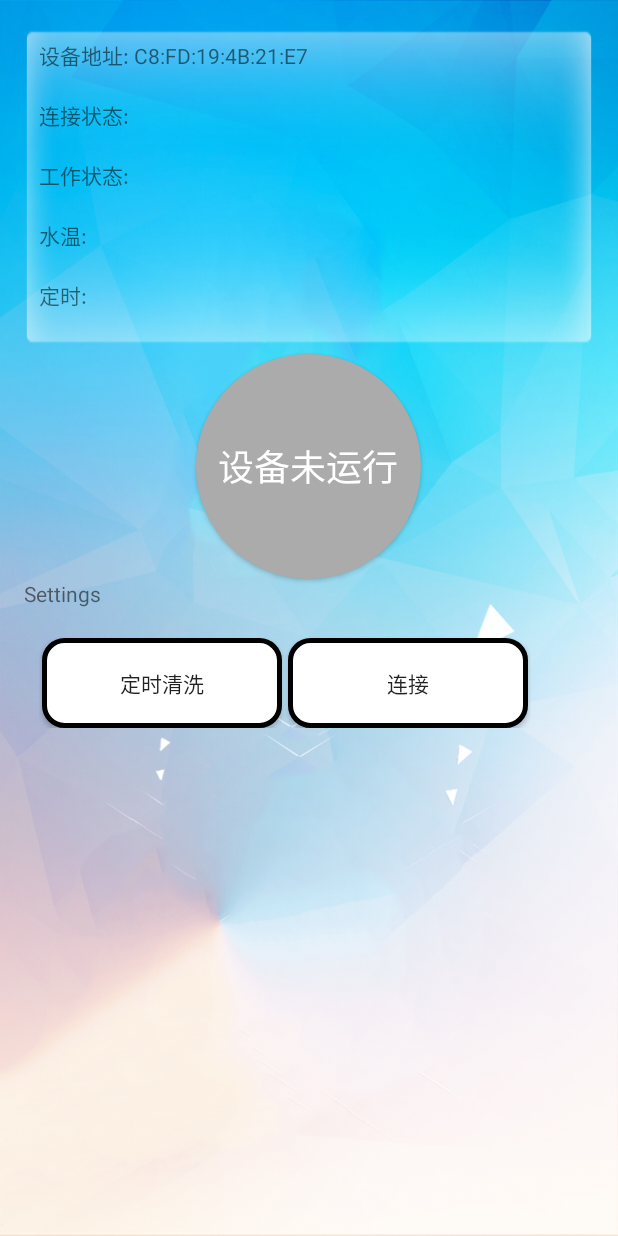
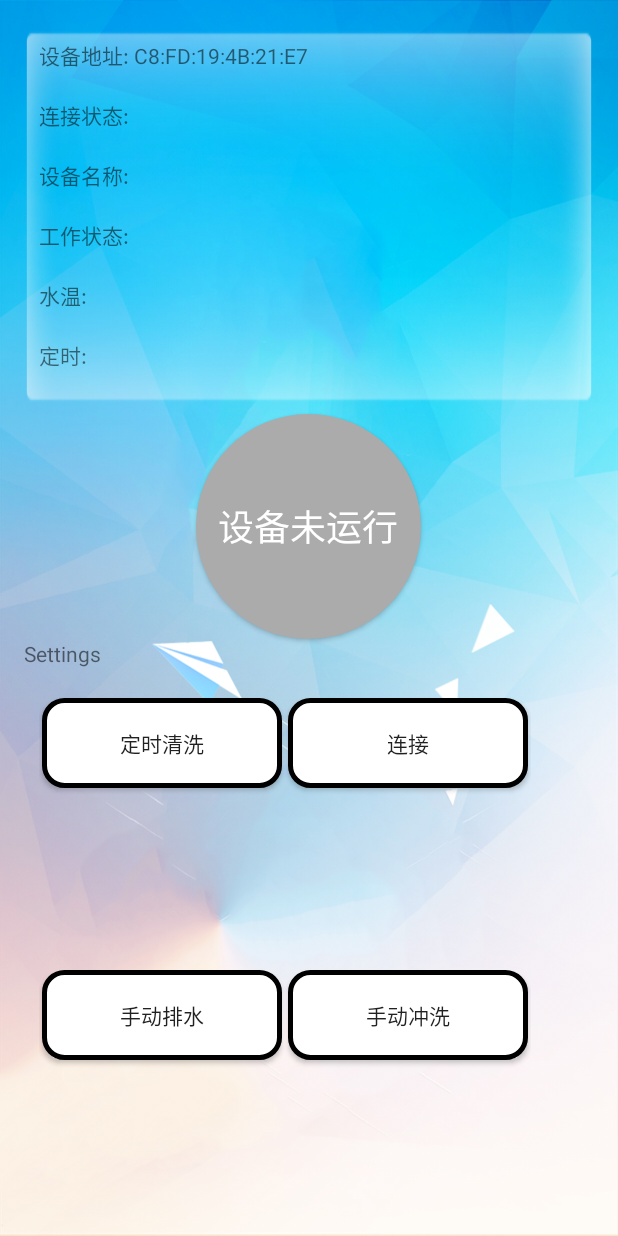
Before and after one commit to FLHonker/CleanerAPP, an Android app: the screen it shows after launch (DeviceControlActivity), on a phone screen of 412 x 824 dp. Run offline under Robolectric (Android 15) with nearby library versions, the phone set to English and light mode, and no system bars; 3 statements that could not run were skipped.

Commit message:
蓝牙通信OK，定制好了protocol

```diff
--- a/app/src/main/java/com/liuyan/cleaner/BluetoothLeService.java
+++ b/app/src/main/java/com/liuyan/cleaner/BluetoothLeService.java
@@ -106,7 +106,6 @@ public class BluetoothLeService extends Service {
         sendBroadcast(intent);
     }
 
-
     public class LocalBinder extends Binder {
         BluetoothLeService getService() {
             return BluetoothLeService.this;
@@ -209,8 +208,7 @@ public class BluetoothLeService extends Service {
         mBluetoothGatt.writeCharacteristic(characteristic);
     }
 
-    public void setCharacteristicNotification(BluetoothGattCharacteristic characteristic,
-                                              boolean enabled) {
+    public void setCharacteristicNotification(BluetoothGattCharacteristic characteristic, boolean enabled) {
         if (mBluetoothAdapter == null || mBluetoothGatt == null) {
             Log.w(TAG, "BluetoothAdapter not initialized");
             return;
--- a/app/src/main/java/com/liuyan/cleaner/DeviceControlActivity.java
+++ b/app/src/main/java/com/liuyan/cleaner/DeviceControlActivity.java
@@ -26,9 +26,9 @@ import java.util.UUID;
 public class DeviceControlActivity extends Activity implements View.OnClickListener {
     public static final String EXTRAS_DEVICE_NAME = "DEVICE_NAME";
     public static final String EXTRAS_DEVICE_ADDRESS = "DEVICE_ADDRESS";
-    private Button start_button;
-    private Button planClean,connect;     //设置按钮
-    private  boolean start_flag=false;
+    private static final String UUID_CHAR = "0000ffe1-0000-1000-8000-00805f9b34fb";
+    private Button start_btn;
+    private Button planClean_btn, connect_btn, releaseWater_btn, washWater_btn;     //定时按钮，连接按钮，排水按钮，冲刷按钮
     private  final String mDeviceAddress="C8:FD:19:4B:21:E7";
     private TextView device_addr;
     private TextView connect_state;
@@ -39,14 +39,7 @@ public class DeviceControlActivity extends Activity implements View.OnClickListe
     private BluetoothLeService mBluetoothLeService;
     private  BluetoothGattCharacteristic temp=null;  //用来获取BLE设备的串口服务
     public byte[] bytes=new byte[20];
-    private static  final String REGEX="e";
-//    private static  Pattern pattern;
-//    private static  Matcher matcher;
-//    private static  String  REPLACE=".";
-    private  final int scale=2;
-    private  final int roundingMode=4;
-    private boolean working_state=false;
-    private int DevStatus = 2;    //设备状态，0-停止，1-运行，2-未连接，3-已排水
+    private int DevStatus = 2;    //设备状态，0-停止，1-运行，2-未连接，3-超声清洗，4-中间排水，5-冲刷，6-排水，7-已排水
     // Code to manage Service lifecycle.
     //获取服务
     private final ServiceConnection mServiceConnection = new ServiceConnection() {
@@ -74,8 +67,8 @@ public class DeviceControlActivity extends Activity implements View.OnClickListe
             if (BluetoothLeService.ACTION_GATT_CONNECTED.equals(action)) {
                 Log.e("测试点1","连接成功");
                 connect_state.setText("连接状态: 连接成功");
-                start_button.setBackgroundResource(R.drawable.start_button_pressed);
-                start_button.setText("Start");
+                start_btn.setBackgroundResource(R.drawable.start_button_pressed);
+                start_btn.setText("Start");
                 DevStatus = 0;
                 final MediaPlayer connect_audio=MediaPlayer.create(DeviceControlActivity.this,R.raw.connected);
                 connect_audio.setOnPreparedListener(new MediaPlayer.OnPreparedListener() {
@@ -99,9 +92,9 @@ public class DeviceControlActivity extends Activity implements View.OnClickListe
                 });
             } else if (BluetoothLeService.ACTION_GATT_DISCONNECTED.equals(action)) {
                 connect_state.setText("连接状态："+" 断开连接,请点击扫描重新连接！");
-                start_button.setBackgroundResource(R.drawable.start_button_normal);
-                start_button.setText("设备未运行");
-                start_button.setClickable(false);
+                start_btn.setBackgroundResource(R.drawable.start_button_normal);
+                start_btn.setText("设备未运行");
+                start_btn.setClickable(false);
                 DevStatus = 2;
                 Log.e("测试点2","断开连接");
                 final MediaPlayer disconnect_audio=MediaPlayer.create(DeviceControlActivity.this,R.raw.disconnected);
@@ -135,10 +128,7 @@ public class DeviceControlActivity extends Activity implements View.OnClickListe
                 String receiveData=intent.getStringExtra(BluetoothLeService.EXTRA_DATA).toLowerCase();
                 Log.e("数据",receiveData);
                 Toast.makeText(context,receiveData,Toast.LENGTH_SHORT).show();
-                byte revData = intent.getByteExtra(BluetoothLeService.EXTRA_DATA,(byte)0);
-                water_temp.setText(receiveData);   // tests
-                water_temp.setText(revData);      // tests2
-                Toast.makeText(context,revData,Toast.LENGTH_SHORT).show();
+                water_temp.setText(receiveData);   // test recevice
 //                  if(receiveData.length()==17){
 //                      dataProcess(receiveData);
 //                  }
@@ -152,15 +142,15 @@ public class DeviceControlActivity extends Activity implements View.OnClickListe
         Log.e("接收的数据",receiveData);
 
         if(receiveData.compareTo("st") == 0){
-            start_button.setBackgroundResource(R.drawable.stop_button_selector);
-            start_button.setClickable(true);
-            start_button.setText("Stop");
-            working_state=true;
+            start_btn.setBackgroundResource(R.drawable.stop_button_selector);
+            start_btn.setClickable(true);
+            start_btn.setText("Stop");
+
         }else  if(receiveData.compareTo("cl") == 0){
-            start_button.setBackgroundResource(R.drawable.start_button_normal);
-            start_button.setClickable(false);
-            start_button.setText("设备未运行");
-            working_state=false;
+            start_btn.setBackgroundResource(R.drawable.start_button_normal);
+            start_btn.setClickable(false);
+            start_btn.setText("设备未运行");
+
         }
 
         if (receiveData.compareTo("61") == 0){
@@ -199,15 +189,6 @@ public class DeviceControlActivity extends Activity implements View.OnClickListe
          });
 
      }
-  /*  //替换字符E
-    public String replaceE(String data){
-        String temp=null;
-        pattern = Pattern.compile(REGEX);
-        matcher = pattern.matcher(data);
-        temp=matcher.replaceAll(REPLACE);
-        Log.e("处理后数据",temp);
-        return  temp;
-    }*/
 
     @Override
     protected void onCreate(Bundle savedInstanceState) {
@@ -215,18 +196,19 @@ public class DeviceControlActivity extends Activity implements View.OnClickListe
         setContentView(R.layout.activity_main);
         Intent gattServiceIntent =new Intent(this,BluetoothLeService.class);
         bindService(gattServiceIntent,mServiceConnection,BIND_AUTO_CREATE);
-        start_button=(Button)findViewById(R.id.start_btn);
-        connect=(Button)findViewById(R.id.connect);
+        start_btn =(Button)findViewById(R.id.start_btn);
+        connect_btn =(Button)findViewById(R.id.connect);
         device_addr=(TextView)findViewById(R.id.device_addr) ;
         connect_state=(TextView)findViewById(R.id.connect_state);
         work_state=(TextView)findViewById(R.id.workState) ;
         water_temp= (TextView) findViewById(R.id.temperature);
         plan_clean=(TextView)findViewById(R.id.time);
-        start_button.setOnClickListener(this);
-        connect.setOnClickListener(this);
+        start_btn.setOnClickListener(this);
+        connect_btn.setOnClickListener(this);
 
         Log.e("连接设备的地址",mDeviceAddress);
         device_addr.setText("设备地址:"+" "+mDeviceAddress);
+
     }
 
     //点击事件处理函数
@@ -236,13 +218,12 @@ public class DeviceControlActivity extends Activity implements View.OnClickListe
         switch(id){
             case R.id.connect:{
                 mBluetoothLeService.connect(mDeviceAddress);
+//                sendData("connected");
                 break;
             }
             case R.id.start_btn: {
-                if(working_state){
-                    sendData("s2");    //停止
-                    break;
-                }
+                sendData("s3");    //停止
+                break;
             }
         }
     }
@@ -281,7 +262,7 @@ public class DeviceControlActivity extends Activity implements View.OnClickListe
     //发送数据函数
      public void sendData(String data){
          if (test!=null){
-             temp = test.get(3).getCharacteristic(UUID.fromString("0000ffe1-0000-1000-8000-00805f9b34fb"));
+             temp = test.get(3).getCharacteristic(UUID.fromString(UUID_CHAR));
              int flag = temp.getProperties();
              if ((flag | BluetoothGattCharacteristic.PROPERTY_WRITE) > 0) {
                  byte[] value = new byte[20];
@@ -302,30 +283,4 @@ public class DeviceControlActivity extends Activity implements View.OnClickListe
              Log.e("temp","请重新连接");
          }
      }
-
-    //发送结束符函数
-    public void endSend() {
-        temp = test.get(3).getCharacteristic(UUID.fromString("0000ffe1-0000-1000-8000-00805f9b34fb"));
-        int flag = temp.getProperties();
-        if(temp != null){
-            if ((flag | BluetoothGattCharacteristic.PROPERTY_WRITE) > 0) {
-                byte[] value = new byte[20];
-                value[0] = (byte) 0x00;
-                bytes = hex2byte();
-                temp.setValue(value[0], BluetoothGattCharacteristic.FORMAT_UINT8, 0);
-                temp.setValue(bytes);
-                mBluetoothLeService.writeCharacteristic(temp);
-                temp.setValue(value[0], BluetoothGattCharacteristic.FORMAT_UINT8, 0);
-            }
-        }
-    }
-
-    //增加16进制的结尾符
-    public byte[] hex2byte() {
-        byte[] b2 = new byte[4];
-        // 两位一组，表示一个字节,把这样表示的16进制字符串，还原成一个进制字节
-        b2[0]=(byte)Integer.parseInt("0d",16);
-        b2[1] = (byte) Integer.parseInt("0a", 16);
-        return b2;
-    }
 }
--- a/app/src/main/res/layout/activity_main.xml
+++ b/app/src/main/res/layout/activity_main.xml
@@ -32,6 +32,13 @@
          android:layout_width="match_parent"
          android:layout_height="40dp"
          android:text="连接状态:"
+         />
+
+     <TextView
+         android:id="@+id/device_name"
+         android:layout_width="match_parent"
+         android:layout_height="40dp"
+         android:text="设备名称:"
          />
 
      <TextView
@@ -76,6 +83,13 @@
     <LinearLayout
         android:layout_width="wrap_content"
         android:layout_height="wrap_content"
+        android:layout_alignParentStart="true"
+        android:layout_alignParentBottom="true"
+        android:layout_below="@+id/textView"
+        android:orientation="vertical">
+        <LinearLayout
+            android:layout_width="wrap_content"
+            android:layout_height="wrap_content"
             android:id="@+id/setting_buttons"
             android:layout_below="@+id/textView"
             android:layout_alignParentStart="true"
@@ -92,7 +106,6 @@
                 android:layout_marginRight="2dp"
                 android:layout_marginTop="20dp"
                 android:background="@drawable/rout_button_selector"
-            android:layout_below="@+id/setting_buttons"
                 android:id="@+id/planClean"/>
 
             <Button
@@ -104,8 +117,39 @@
                 android:layout_marginRight="2dp"
                 android:layout_marginTop="20dp"
                 android:background="@drawable/rout_button_selector"
-            android:layout_below="@+id/setting_buttons"
                 android:id="@+id/connect"/>
         </LinearLayout>
 
+        <LinearLayout
+            android:layout_width="wrap_content"
+            android:layout_height="wrap_content"
+            android:id="@+id/setting_buttons2"
+            android:layout_below="@+id/setting_buttons"
+            android:layout_alignParentStart="true"
+            android:paddingLeft="10dp"
+            android:orientation="horizontal"
+            android:layout_weight="1">
+            <Button
+                android:text="手动排水"
+                android:layout_width="wrap_content"
+                android:layout_height="60dp"
+                android:textAlignment="center"
+                android:layout_marginLeft="2dp"
+                android:layout_marginRight="2dp"
+                android:layout_marginTop="20dp"
+                android:background="@drawable/rout_button_selector"
+                android:id="@+id/release_water"/>
+            <Button
+                android:text="手动冲洗"
+                android:layout_width="wrap_content"
+                android:layout_height="60dp"
+                android:textAlignment="center"
+                android:layout_marginLeft="2dp"
+                android:layout_marginRight="2dp"
+                android:layout_marginTop="20dp"
+                android:background="@drawable/rout_button_selector"
+                android:id="@+id/wash_water"/>
+        </LinearLayout>
+    </LinearLayout>
+
 </RelativeLayout>
```
Also changed, not shown: 1 other file. Lines whose indentation alone changed are shown as unchanged.
